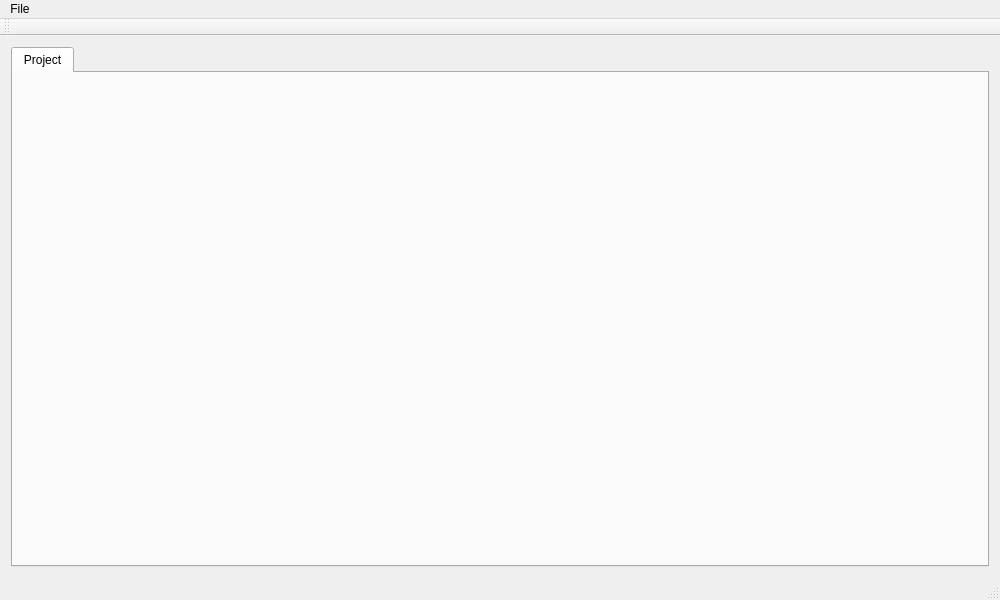
The window that mainwindow.ui (strattonbrazil/recife) describes before a commit, drawn with Qt 5.
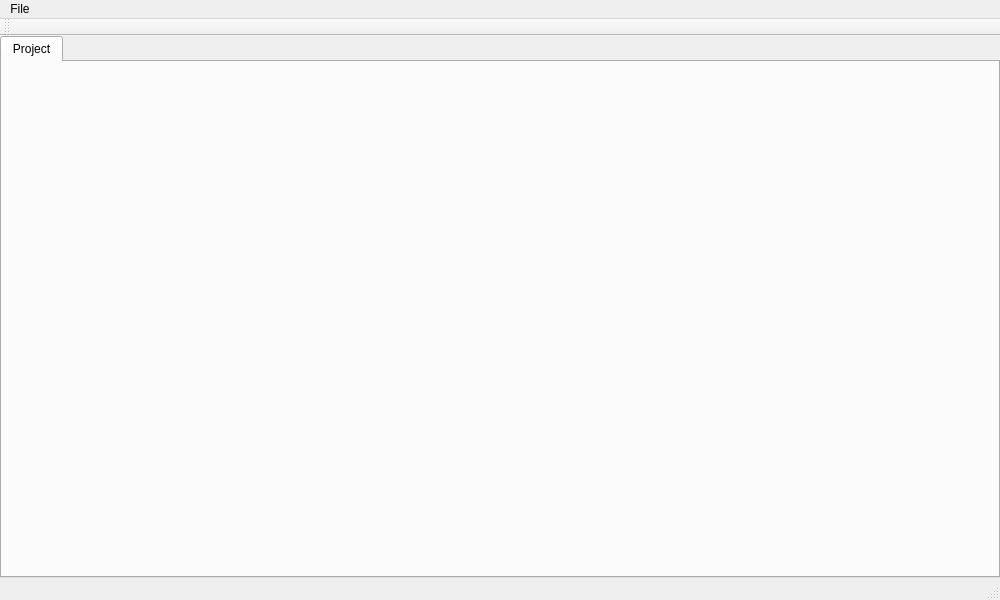
The same window after the commit.

Diff of the .ui file:
```diff
--- a/mainwindow.ui
+++ b/mainwindow.ui
@@ -21,6 +21,18 @@
   </property>
   <widget class="QWidget" name="centralWidget">
    <layout class="QVBoxLayout" name="verticalLayout">
+    <property name="leftMargin">
+     <number>0</number>
+    </property>
+    <property name="topMargin">
+     <number>0</number>
+    </property>
+    <property name="rightMargin">
+     <number>0</number>
+    </property>
+    <property name="bottomMargin">
+     <number>0</number>
+    </property>
     <item>
      <widget class="QTabWidget" name="renderTabs">
       <property name="tabPosition">
```
